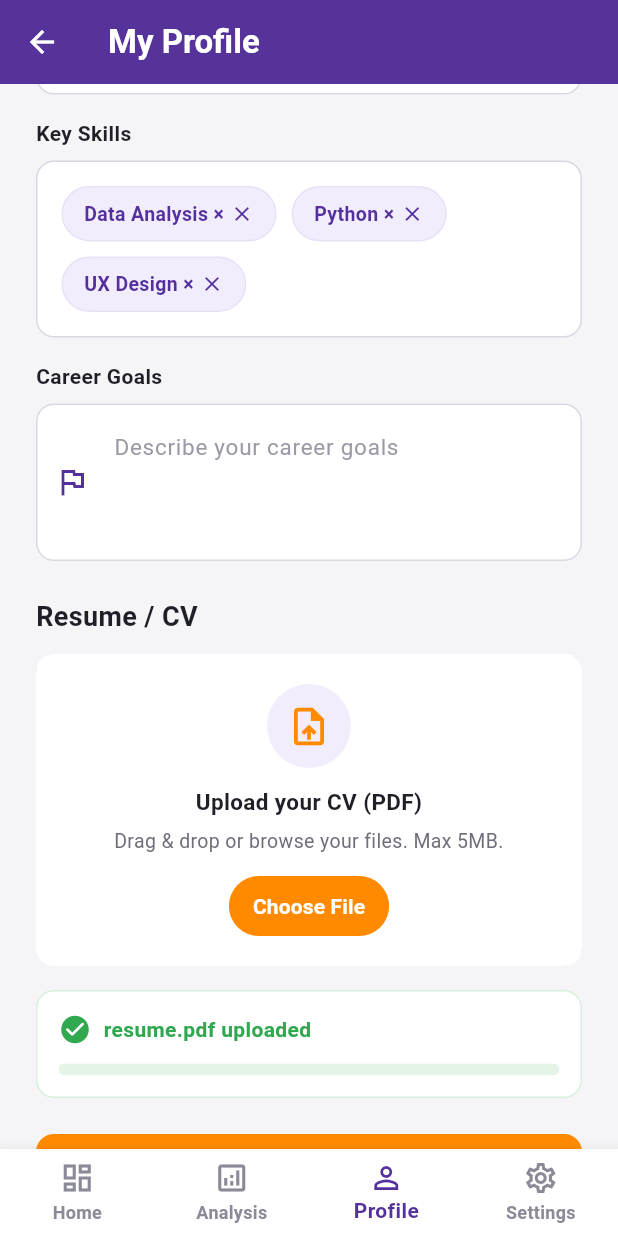
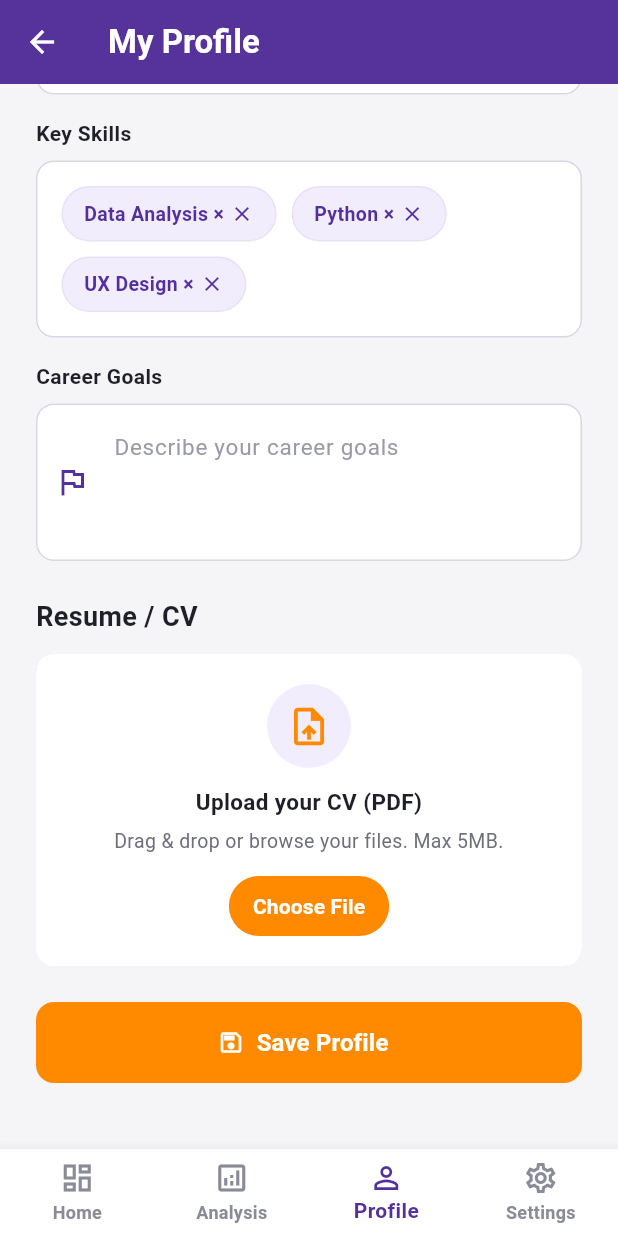
Before and after one commit to SamiaaZahid/CareerMate-AI, a Flutter app: the ProfileScreen screen opened directly, scrolled down 709 dp, on a phone screen of 412 x 824 dp. Run offline on Flutter 3.47's test engine with Material 3 defaults, Android fonts, the phone set to English and light mode, and no system bars; our stand-ins replace file_picker, shared_preferences, sqflite, sqflite_common_ffi, sqflite_common_ffi_web, web; accounts and stored records are empty; Roboto replaces fonts that are missing (Be Vietnam Pro).

Commit message:
fix: remove debug banner and update profile resume upload status display

```diff
--- a/lib/main.dart
+++ b/lib/main.dart
@@ -31,6 +31,7 @@ class MyApp extends StatelessWidget {
   Widget build(BuildContext context) {
     return MaterialApp(
       title: 'CareerMate AI',
+      debugShowCheckedModeBanner: false,
       theme: ThemeData(
         useMaterial3: true,
         scaffoldBackgroundColor: const Color(0xFFF5F5F7),
--- a/lib/screens/profile_screen.dart
+++ b/lib/screens/profile_screen.dart
@@ -395,6 +395,9 @@ class _ProfileScreenState extends State<ProfileScreen> {
                       return;
                     }
                     await DbService.instance.updateUserById(userId, {'resume_path': file.path});
+                    setState(() {
+                      _resumePath = file.path;
+                    });
                     if (!context.mounted) return;
                     final messenger = ScaffoldMessenger.of(context);
                     final double snackLeft = MediaQuery.of(context).size.width * 0.5;
@@ -421,6 +424,7 @@ class _ProfileScreenState extends State<ProfileScreen> {
                   }
                 },
               ),
+              if (_resumePath != null && _resumePath!.isNotEmpty) ...[
                 const SizedBox(height: 16),
                 Container(
                   padding: const EdgeInsets.all(14),
@@ -432,18 +436,18 @@ class _ProfileScreenState extends State<ProfileScreen> {
                   child: Column(
                     crossAxisAlignment: CrossAxisAlignment.start,
                     children: [
-                    const Row(
+                      Row(
                         children: [
-                        Icon(
+                          const Icon(
                             Icons.check_circle_rounded,
                             color: _successColor,
                             size: 22,
                           ),
-                        SizedBox(width: 8),
+                          const SizedBox(width: 8),
                           Expanded(
                             child: Text(
-                            'resume.pdf uploaded',
-                            style: TextStyle(
+                              '${_resumePath!.split(RegExp(r"[/\\]")).last} uploaded',
+                              style: const TextStyle(
                                 fontFamily: 'Be Vietnam Pro',
                                 fontFamilyFallback: ['sans-serif'],
                                 fontSize: 14,
@@ -457,16 +461,17 @@ class _ProfileScreenState extends State<ProfileScreen> {
                       const SizedBox(height: 12),
                       ClipRRect(
                         borderRadius: BorderRadius.circular(999),
-                      child: LinearProgressIndicator(
-                        value: _resumePath != null ? 1 : 0,
+                        child: const LinearProgressIndicator(
+                          value: 1.0,
                           minHeight: 8,
-                        backgroundColor: const Color(0xFFE4F5E8),
+                          backgroundColor: Color(0xFFE4F5E8),
                           valueColor: AlwaysStoppedAnimation<Color>(_successColor),
                         ),
                       ),
                     ],
                   ),
                 ),
+              ],
               const SizedBox(height: 24),
               SizedBox(
                 width: double.infinity,
--- a/pubspec.yaml
+++ b/pubspec.yaml
@@ -69,6 +69,7 @@ flutter:
 
   assets:
     - lib/data/internships.json
+    - assets/images/
 
   # To add assets to your application, add an assets section, like this:
   # assets:
```
Lines whose indentation alone changed are shown as unchanged.
